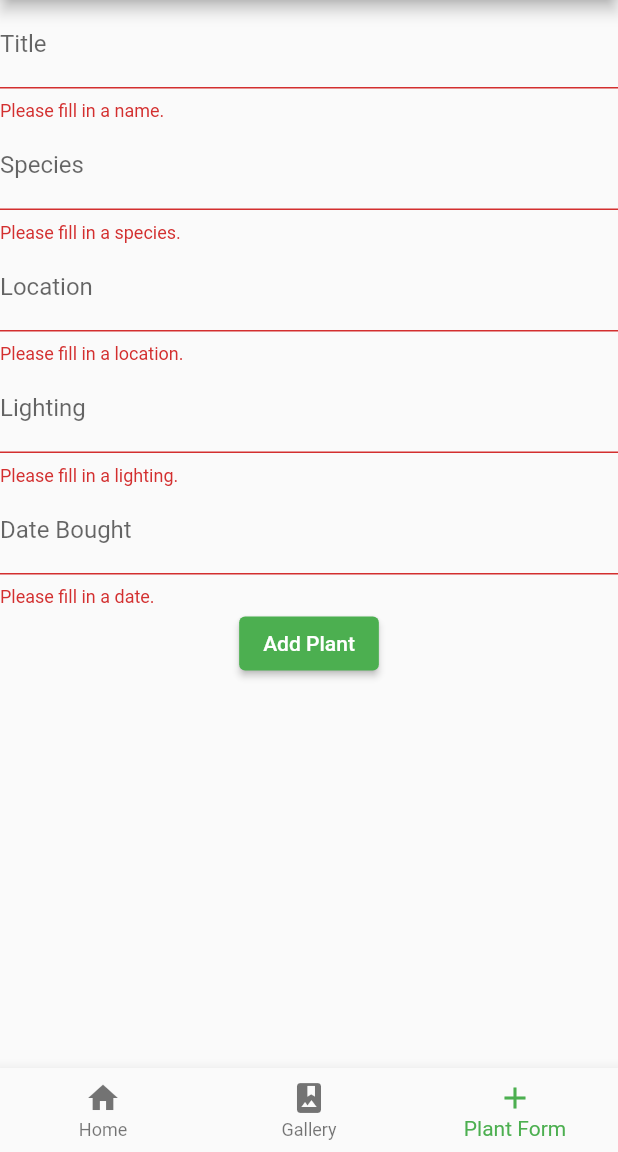
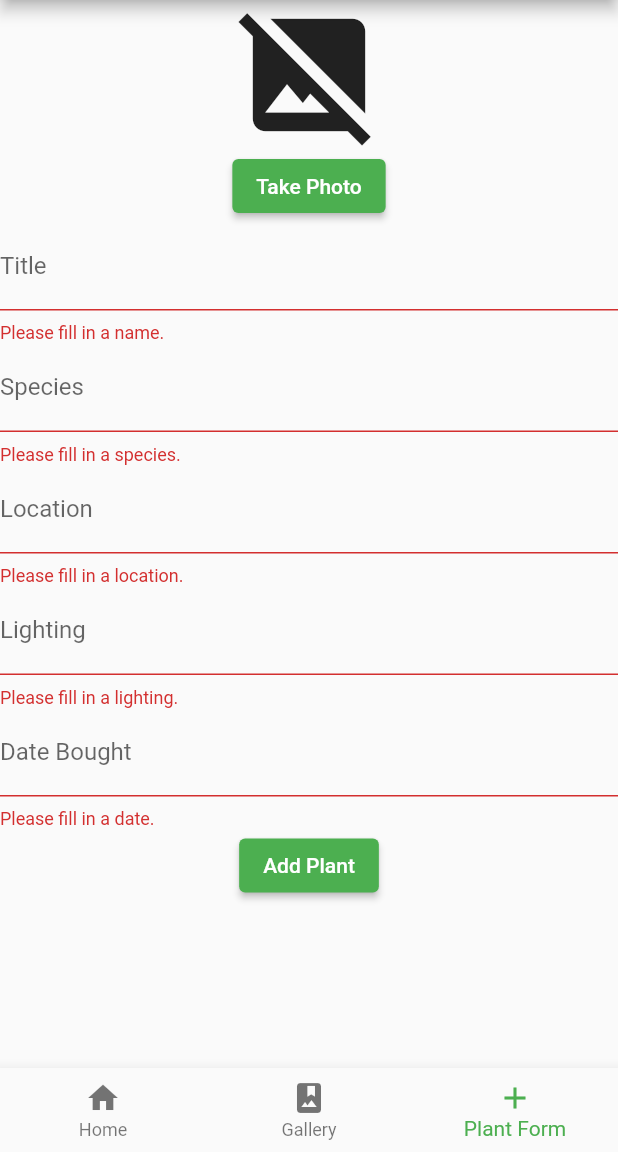
Before and after one commit to Davidwk123/CPSC-4250-PlantMama, a Flutter app: the screen it shows after launch, item 3 of the bottom bar chosen, after a tap on "Add Plant", on a phone screen of 412 x 824 dp, the part 84-1236 px from its top. Run offline on Flutter 3.47's test engine with Material 2 defaults, Android fonts, the phone set to English and light mode, and no system bars; our stand-ins replace go_router, image_picker.

Commit message:
Refactored Main and also added the ability to take plant photos

```diff
--- a/lib/add_plant_form.dart
+++ b/lib/add_plant_form.dart
@@ -1,4 +1,7 @@
+import 'dart:io';
 import 'package:flutter/material.dart';
+import 'package:flutter/services.dart';
+import 'package:image_picker/image_picker.dart';
 import 'plant_profile.dart';
 import 'plant_view_model.dart';
 
@@ -15,11 +18,26 @@ class AddPlantForm extends StatefulWidget {
 class _AddPlantFormState extends State<AddPlantForm> {
   final _formKey = GlobalKey<FormState>();
   final _nameController = TextEditingController(text:null);
-  final _speciesontroller = TextEditingController(text:null);
+  final _speciesController = TextEditingController(text:null);
   final _locationController  = TextEditingController(text:null);
   final _lightingController  = TextEditingController(text:null);
   final _plantBoughtController  = TextEditingController(text:null);
-  // late var _profilePicture= "string";
+  File?  _profilePicture;
+
+  _getFromCamera() async {
+    try {
+      final image = await ImagePicker().pickImage(
+          source: ImageSource.camera);
+      if (image == null) return;
+      final imageTemp = File(image.path);
+      setState(() {
+        _profilePicture = imageTemp;
+      });
+    } on PlatformException catch (e){
+      print('Failed to pick image: $e');
+    }
+  }
+
   String? _validateTitle(String? title) {
     if(title == null || title.isEmpty) {
       return 'Please fill in a name.';
@@ -57,23 +75,44 @@ class _AddPlantFormState extends State<AddPlantForm> {
     if(_formKey.currentState!.validate()){
       final plant = PlantProfile(
         _nameController.text,
-        _speciesontroller.text,
+        _speciesController.text,
         _locationController.text,
         _lightingController.text,
         DateTime.parse(_plantBoughtController.text),
-        // _profilePicture,
+        _profilePicture!,
       );
       widget.plantViewModel.addPlant(plant);
       _formKey.currentState!.reset();
+      _nameController.clear();
+      _speciesController.clear();
+      _locationController.clear();
+      _lightingController.clear();
+      _plantBoughtController.clear();
+      setState(() {
+        _profilePicture = null;
+      });
     }
   }
 
   @override
   Widget build(BuildContext context) {
-    return Form(
+    return SingleChildScrollView( // Wrap with SingleChildScrollView
+      child: Form(
         key: _formKey,
         child: Column(
           children: [
+            _profilePicture != null
+                ? Image.file(
+              _profilePicture!,
+              width: 100,
+              height: 100,
+              fit: BoxFit.cover,
+            )
+                : const Icon(Icons.image_not_supported, size: 100),
+            ElevatedButton(
+              onPressed: _getFromCamera,
+              child: const Text('Take Photo'),
+            ),
             TextFormField(
               decoration: const InputDecoration(labelText: 'Title'),
               controller: _nameController,
@@ -81,7 +120,7 @@ class _AddPlantFormState extends State<AddPlantForm> {
             ),
             TextFormField(
               decoration: const InputDecoration(labelText: 'Species'),
-            controller: _speciesontroller,
+              controller: _speciesController,
               validator: _validateSpecies,
             ),
             TextFormField(
@@ -101,8 +140,10 @@ class _AddPlantFormState extends State<AddPlantForm> {
             ),
             ElevatedButton(
               onPressed: _addPlant,
-              child: const Text('Add Plant'))
+              child: const Text('Add Plant'),
+            ),
           ],
+        ),
       ),
     );
   }
--- a/lib/home_page.dart
+++ b/lib/home_page.dart
@@ -92,14 +92,14 @@ class PlantSection extends StatelessWidget {
         children: [
           Text(
             title,
-            style: TextStyle(fontSize: 20, fontWeight: FontWeight.bold),
+            style: const TextStyle(fontSize: 20, fontWeight: FontWeight.bold),
           ),
-          SizedBox(height: 10),
+          const SizedBox(height: 10),
           GridView.builder(
             itemCount: plants.length,
             shrinkWrap: true,
-            physics: NeverScrollableScrollPhysics(),
-            gridDelegate: SliverGridDelegateWithFixedCrossAxisCount(
+            physics: const NeverScrollableScrollPhysics(),
+            gridDelegate: const SliverGridDelegateWithFixedCrossAxisCount(
               crossAxisCount: 2,
               crossAxisSpacing: 16,
               mainAxisSpacing: 16,
@@ -109,7 +109,7 @@ class PlantSection extends StatelessWidget {
               return PlantCard(plant: plants[index]);
             },
           ),
-          SizedBox(height: 20),
+          const SizedBox(height: 20),
         ],
       ),
     );
--- a/lib/plant_profile.dart
+++ b/lib/plant_profile.dart
@@ -1,3 +1,4 @@
+import 'dart:io';
 
 class PlantProfile {
   final String name;
@@ -5,8 +6,8 @@ class PlantProfile {
   final String location;
   final String lighting;
   final DateTime plantBought;
-  // final File picture;
+  final File picture;
 
   PlantProfile(this.name, this.species, this.location, this.lighting,
-      this.plantBought/*, this.picture*/);
+      this.plantBought, this.picture);
 }
--- a/lib/plant_view_model.dart
+++ b/lib/plant_view_model.dart
@@ -1,6 +1,4 @@
 import 'package:flutter/material.dart';
-import 'package:flutter/widgets.dart';
-import 'add_plant_form.dart';
 import 'plant_profile.dart';
 
 class PlantViewModel extends ChangeNotifier {
--- a/pubspec.yaml
+++ b/pubspec.yaml
@@ -34,6 +34,7 @@ dependencies:
   provider:
   go_router:
   mockito:
+  image_picker:
 
   # The following adds the Cupertino Icons font to your application.
   # Use with the CupertinoIcons class for iOS style icons.
```
Also changed, not shown: lib/plant_result.dart (+19 -8 lines). Lines whose indentation alone changed are shown as unchanged.
